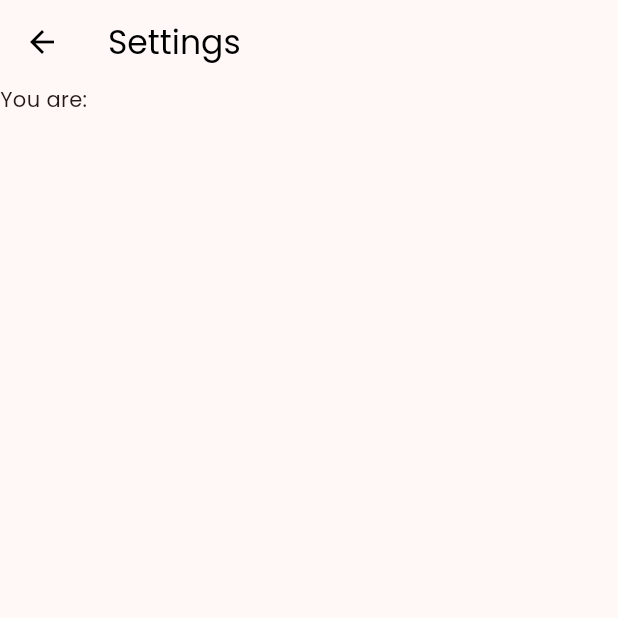
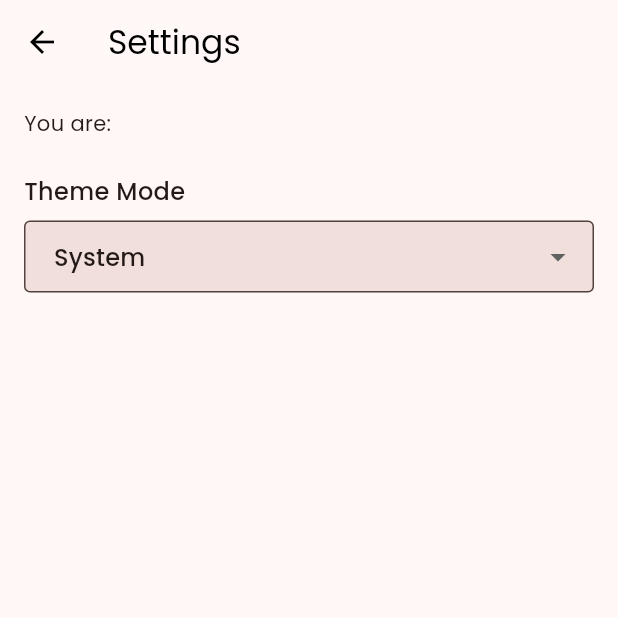
Before and after one commit to Zambrella/atmail, a Flutter app: the SettingsPage screen opened directly, on a phone screen of 412 x 824 dp, the top half of it. Run offline on Flutter 3.47's test engine with Material 3 defaults, Android fonts, the phone set to English and light mode, and no system bars; our stand-ins replace dart_mappable, dynamic_color, flex_color_scheme, flutter_bloc, flutter_dotenv, flutter_native_splash and 4 more; missing offline and left inert: at_client_mobile, at_onboarding_flutter, at_utils, flutter_displaymode; accounts and stored records are empty; generated files the repository leaves out were written again; statements that could not run were skipped.

Commit message:
feat: Ability to change theme

```diff
--- a/lib/app.dart
+++ b/lib/app.dart
@@ -3,6 +3,7 @@ import 'dart:async';
 import 'package:at_onboarding_flutter/at_onboarding_flutter.dart';
 import 'package:atmail/router/router.dart';
 import 'package:atmail/theme/theme.dart';
+import 'package:atmail/theme/theme_cubit.dart';
 import 'package:flutter/material.dart';
 import 'package:flutter_bloc/flutter_bloc.dart';
 import 'package:flutter_dotenv/flutter_dotenv.dart';
@@ -18,6 +19,29 @@ class App extends StatefulWidget {
 }
 
 class AppState extends State<App> {
+  late final ThemeCubit _themeCubit;
+  late final StreamSubscription _themeSubscription;
+
+  ThemeMode _themeMode = ThemeMode.system;
+
+  @override
+  void initState() {
+    super.initState();
+    _themeCubit = ThemeCubit();
+    _themeSubscription = _themeCubit.stream.listen((theme) {
+      setState(() {
+        _themeMode = theme;
+      });
+    });
+  }
+
+  @override
+  void dispose() {
+    _themeSubscription.cancel();
+    _themeCubit.close();
+    super.dispose();
+  }
+
   @override
   Widget build(BuildContext context) {
     return MaterialApp.router(
@@ -25,12 +49,15 @@ class AppState extends State<App> {
       routerConfig: router,
       theme: AppTheme.lightThemeData,
       darkTheme: AppTheme.darkThemeData,
-      themeMode: ThemeMode.system,
+      themeMode: _themeMode,
       debugShowCheckedModeBanner: false,
       builder: (_, child) {
         // Wrap with inherited widgets if needed.
-        return AppStartupWidget(
-          onLoaded: (_) => child!,
+        return BlocProvider.value(
+          value: _themeCubit,
+          child: AppStartupWidget(
+            onLoaded: (_) => child!,
+          ),
         );
       },
     );
--- a/lib/settings/presentation/settings_page.dart
+++ b/lib/settings/presentation/settings_page.dart
@@ -1,5 +1,7 @@
 import 'package:at_client_mobile/at_client_mobile.dart';
+import 'package:atmail/theme/theme_cubit.dart';
 import 'package:flutter/material.dart';
+import 'package:flutter_bloc/flutter_bloc.dart';
 
 class SettingsPage extends StatefulWidget {
   const SettingsPage({super.key});
@@ -14,12 +16,52 @@ class SettingsPageState extends State<SettingsPage> {
       appBar: AppBar(
         title: Text('Settings'),
       ),
-      body: Column(
-        children: [
-          Text(
-            'You are: ${AtClientManager.getInstance().atClient.getCurrentAtSign()}',
-          ),
-        ],
+      body: Padding(
+        padding: const EdgeInsets.all(16.0),
+        child: Column(
+          crossAxisAlignment: CrossAxisAlignment.start,
+          children: [
+            Text(
+              'You are: ${AtClientManager.getInstance().atClient.getCurrentAtSign()}',
+            ),
+            const SizedBox(height: 24),
+            const Text(
+              'Theme Mode',
+              style: TextStyle(fontSize: 16, fontWeight: FontWeight.w500),
+            ),
+            const SizedBox(height: 8),
+            BlocBuilder<ThemeCubit, ThemeMode>(
+              builder: (context, themeMode) {
+                return DropdownButtonFormField<ThemeMode>(
+                  value: themeMode,
+                  decoration: const InputDecoration(
+                    border: OutlineInputBorder(),
+                    contentPadding: EdgeInsets.symmetric(horizontal: 16, vertical: 8),
+                  ),
+                  items: const [
+                    DropdownMenuItem(
+                      value: ThemeMode.system,
+                      child: Text('System'),
+                    ),
+                    DropdownMenuItem(
+                      value: ThemeMode.light,
+                      child: Text('Light'),
+                    ),
+                    DropdownMenuItem(
+                      value: ThemeMode.dark,
+                      child: Text('Dark'),
+                    ),
+                  ],
+                  onChanged: (ThemeMode? newMode) {
+                    if (newMode != null) {
+                      context.read<ThemeCubit>().saveThemeMode(newMode);
+                    }
+                  },
+                );
+              },
+            ),
+          ],
+        ),
       ),
     );
   }
--- a/lib/theme/app_theme.dart
+++ b/lib/theme/app_theme.dart
@@ -121,7 +121,7 @@ class AppTheme {
   );
 
   static final ThemeData darkThemeData = _darkFlexThemeData.copyWith(
-    textTheme: _lightFlexThemeData.textTheme.apply(fontFamily: 'Poppins'),
+    textTheme: _darkFlexThemeData.textTheme.apply(fontFamily: 'Poppins'),
     extensions: <ThemeExtension<dynamic>>[
       const SpacingTheme(),
       const ModalTheme(),
--- a/lib/theme/theme.dart
+++ b/lib/theme/theme.dart
@@ -2,4 +2,5 @@ export 'app_theme.dart';
 export 'form_factor.dart';
 export 'page_transitions.dart';
 export 'text_scale_factor_clamper.dart';
+export 'theme_cubit.dart';
 export 'theme_extensions.dart';
--- /dev/null
+++ b/lib/theme/theme_cubit.dart
@@ -0,0 +1,26 @@
+import 'package:flutter/material.dart';
+import 'package:flutter_bloc/flutter_bloc.dart';
+import 'package:shared_preferences/shared_preferences.dart';
+
+class ThemeCubit extends Cubit<ThemeMode> {
+  ThemeCubit() : super(ThemeMode.system);
+
+  static const _kThemeModeKey = '__THEME_MODE__';
+
+  void saveThemeMode(ThemeMode mode) async {
+    emit(mode);
+    final prefs = await SharedPreferences.getInstance();
+    prefs.setString(_kThemeModeKey, mode.name);
+  }
+
+  void fetchThemeMode() async {
+    final prefs = await SharedPreferences.getInstance();
+    final themeModeStr = prefs.getString(_kThemeModeKey);
+    final themeMode = switch (themeModeStr) {
+      'dark' => ThemeMode.dark,
+      'light' => ThemeMode.light,
+      _ => ThemeMode.system,
+    };
+    emit(themeMode);
+  }
+}
```
